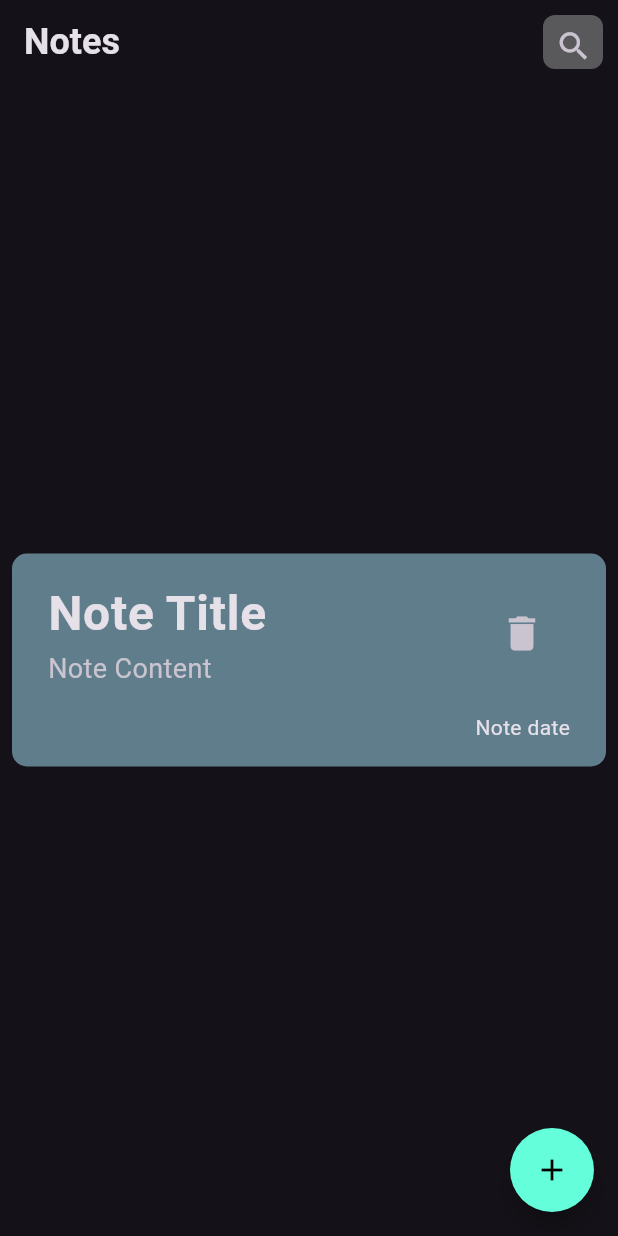
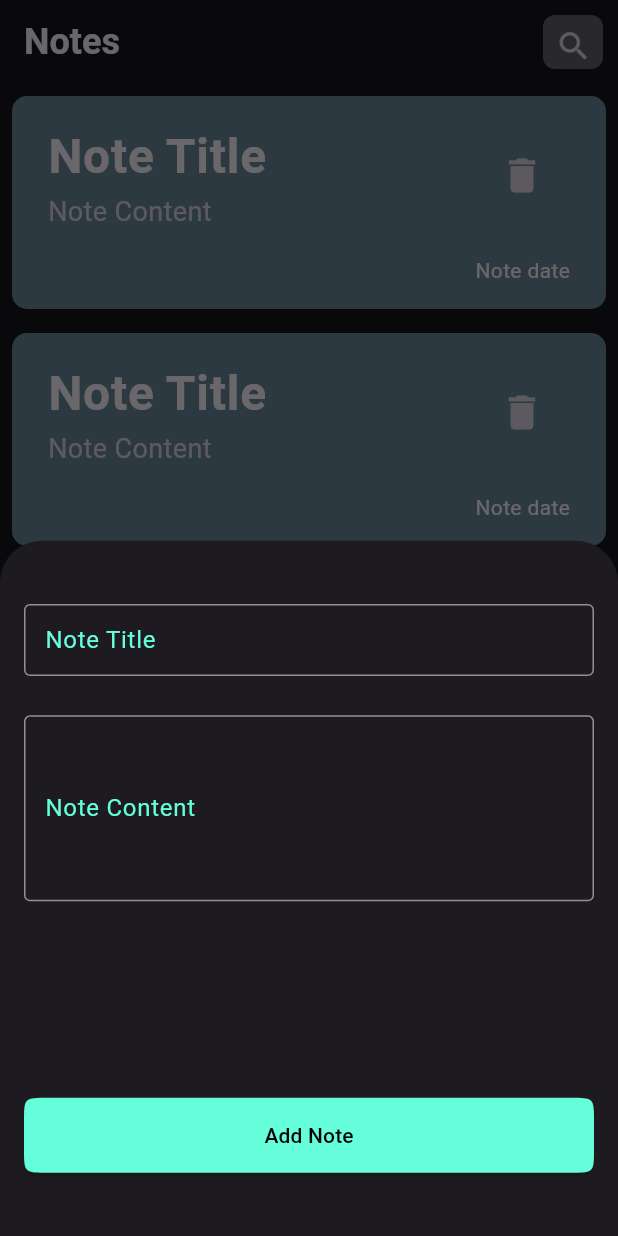
Before and after one commit to Adlywagdy/Notes_app, a Flutter app: the screen it shows after launch, after a tap on the "add" icon, on a phone screen of 412 x 824 dp. Run offline on Flutter 3.47's test engine with Material 3 defaults, Android fonts, the phone set to English and light mode, and no system bars; Roboto replaces fonts that are missing (Poppins).

```diff
--- a/lib/pages/Notespage.dart
+++ b/lib/pages/Notespage.dart
@@ -1,5 +1,6 @@
 import 'package:flutter/material.dart';
 import 'package:notes_app/widgets/Noteitem.dart';
+import 'package:notes_app/widgets/custombottomsheet.dart';
 import 'package:notes_app/widgets/customicon.dart';
 
 class NotesPage extends StatelessWidget {
@@ -13,15 +14,24 @@ class NotesPage extends StatelessWidget {
           'Notes',
           style: TextStyle(fontSize: 24, fontWeight: FontWeight.bold),
         ),
-        actions: [CustomIcon()],
+        actions: [const CustomIcon()],
       ),
-      body: Padding(
-        padding: const EdgeInsets.all(8.0),
-        child: Center(child: NoteItem()),
+      body: ListView.builder(
+        itemCount: 10,
+        itemBuilder: (context, index) {
+          return const NoteItem();
+        },
       ),
       floatingActionButton: FloatingActionButton(
         backgroundColor: Colors.tealAccent,
-        onPressed: () {},
+        onPressed: () {
+          showModalBottomSheet(
+            context: context,
+            builder: (context) {
+              return CustomBottomSheet();
+            },
+          );
+        },
         shape: RoundedRectangleBorder(borderRadius: BorderRadius.circular(30)),
         child: const Icon(Icons.add, color: Colors.black),
       ),
--- a/lib/widgets/Noteitem.dart
+++ b/lib/widgets/Noteitem.dart
@@ -6,6 +6,7 @@ class NoteItem extends StatelessWidget {
   @override
   Widget build(BuildContext context) {
     return Container(
+      margin: EdgeInsets.all(8),
       padding: EdgeInsets.all(8),
       decoration: BoxDecoration(
         color: Colors.blueGrey,
@@ -37,35 +38,3 @@ class NoteItem extends StatelessWidget {
     );
   }
 }
-
-/*
-Row(
-          mainAxisAlignment: MainAxisAlignment.spaceBetween,
-          children: [
-            Column(
-              children: [
-                Text(
-                  'Note Title',
-                  style: TextStyle(fontSize: 32, fontWeight: FontWeight.bold),
-                ),
-                Text('Note Content', style: TextStyle(fontSize: 18)),
-              ],
-            ),
-            Column(
-              mainAxisAlignment: MainAxisAlignment.spaceBetween,
-              children: [
-                IconButton(
-                  onPressed: () {},
-                  icon: Icon(Icons.delete, size: 30),
-                ),
-                Text('Note date'),
-              ],
-            ),
-          ],
-        ),
-      ),
-    );
-  }
-}
-
- */
--- /dev/null
+++ b/lib/widgets/custombottomsheet.dart
@@ -0,0 +1,39 @@
+import 'package:flutter/material.dart';
+import 'package:notes_app/widgets/customelevatedbutton.dart';
+import 'package:notes_app/widgets/customtextformfield.dart';
+
+class CustomBottomSheet extends StatelessWidget {
+  const CustomBottomSheet({super.key});
+
+  @override
+  Widget build(BuildContext context) {
+    final GlobalKey<FormState> formKey = GlobalKey<FormState>();
+    return Padding(
+      padding: const EdgeInsets.all(16),
+      child: Form(
+        key: formKey,
+        child: Column(
+          children: [
+            Spacer(flex: 1),
+            Customtextformfield(labelText: 'Note Title'),
+            Spacer(flex: 1),
+            Customtextformfield(
+              labelText: 'Note Content',
+              verticalPadding: 50.0,
+            ),
+            Spacer(flex: 5),
+            CustomElevatedButton(
+              formKey: formKey,
+              onPressed: () {
+                if (formKey.currentState!.validate()) {
+                  // Handle adding the note
+                }
+              },
+            ),
+            Spacer(flex: 1),
+          ],
+        ),
+      ),
+    );
+  }
+}
--- /dev/null
+++ b/lib/widgets/customelevatedbutton.dart
@@ -0,0 +1,28 @@
+import 'package:flutter/material.dart';
+
+class CustomElevatedButton extends StatelessWidget {
+  final void Function()? onPressed;
+  final GlobalKey<FormState>? formKey;
+  const CustomElevatedButton({
+    super.key,
+    this.formKey,
+    required this.onPressed,
+  });
+
+  @override
+  Widget build(BuildContext context) {
+    return ElevatedButton(
+      style: ButtonStyle(
+        fixedSize: WidgetStateProperty.all(Size(double.maxFinite, 50)),
+        shape: WidgetStateProperty.all(
+          ContinuousRectangleBorder(
+            borderRadius: BorderRadiusGeometry.circular(16),
+          ),
+        ),
+        backgroundColor: WidgetStateProperty.all(Colors.tealAccent),
+      ),
+      onPressed: onPressed,
+      child: Text('Add Note', style: TextStyle(color: Colors.black)),
+    );
+  }
+}
--- /dev/null
+++ b/lib/widgets/customtextformfield.dart
@@ -0,0 +1,42 @@
+import 'package:flutter/material.dart';
+
+class Customtextformfield extends StatelessWidget {
+  final String labelText;
+  final double verticalPadding;
+  final double horizontalPadding;
+  final void Function(String)? onFieldSubmitted;
+
+  const Customtextformfield({
+    super.key,
+    required this.labelText,
+    this.verticalPadding = 0,
+    this.horizontalPadding = 10,
+    this.onFieldSubmitted,
+  });
+
+  @override
+  Widget build(BuildContext context) {
+    return TextFormField(
+      validator: (value) {
+        if (value == null || value.isEmpty) {
+          return 'Please enter this field';
+        }
+        return null;
+      },
+      onFieldSubmitted: onFieldSubmitted,
+      decoration: InputDecoration(
+        labelText: labelText,
+        labelStyle: TextStyle(color: Colors.tealAccent),
+
+        contentPadding: EdgeInsets.symmetric(
+          vertical: verticalPadding,
+          horizontal: horizontalPadding,
+        ),
+        border: OutlineInputBorder(),
+        focusedBorder: OutlineInputBorder(
+          borderSide: BorderSide(color: Colors.tealAccent),
+        ),
+      ),
+    );
+  }
+}
```
